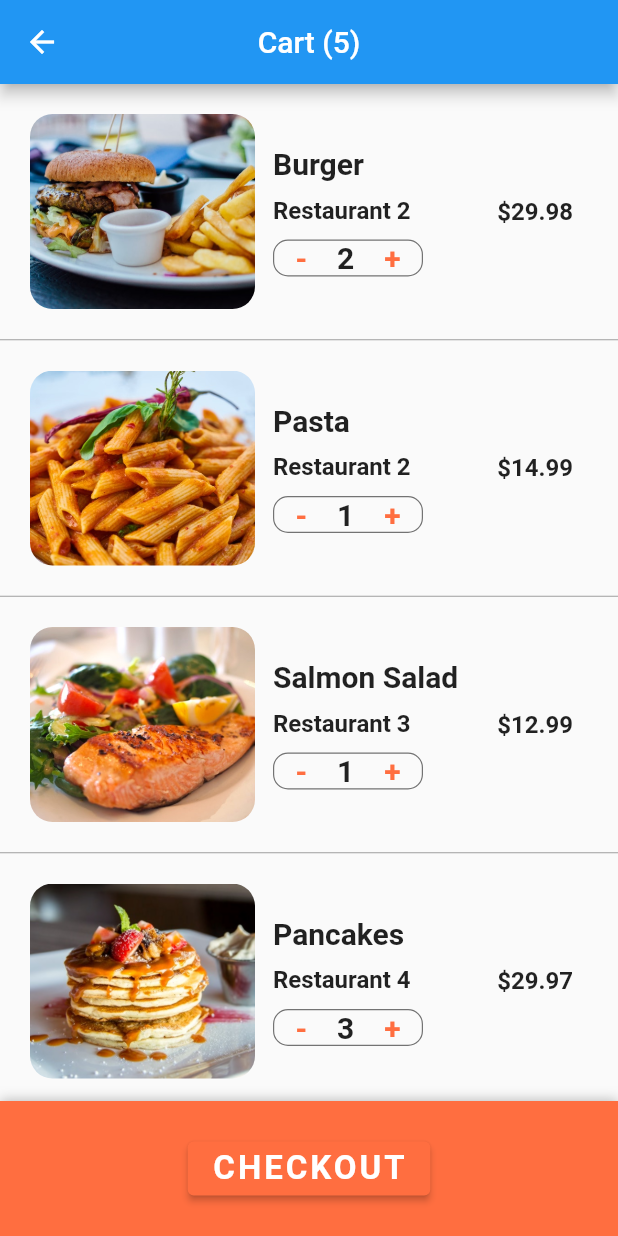
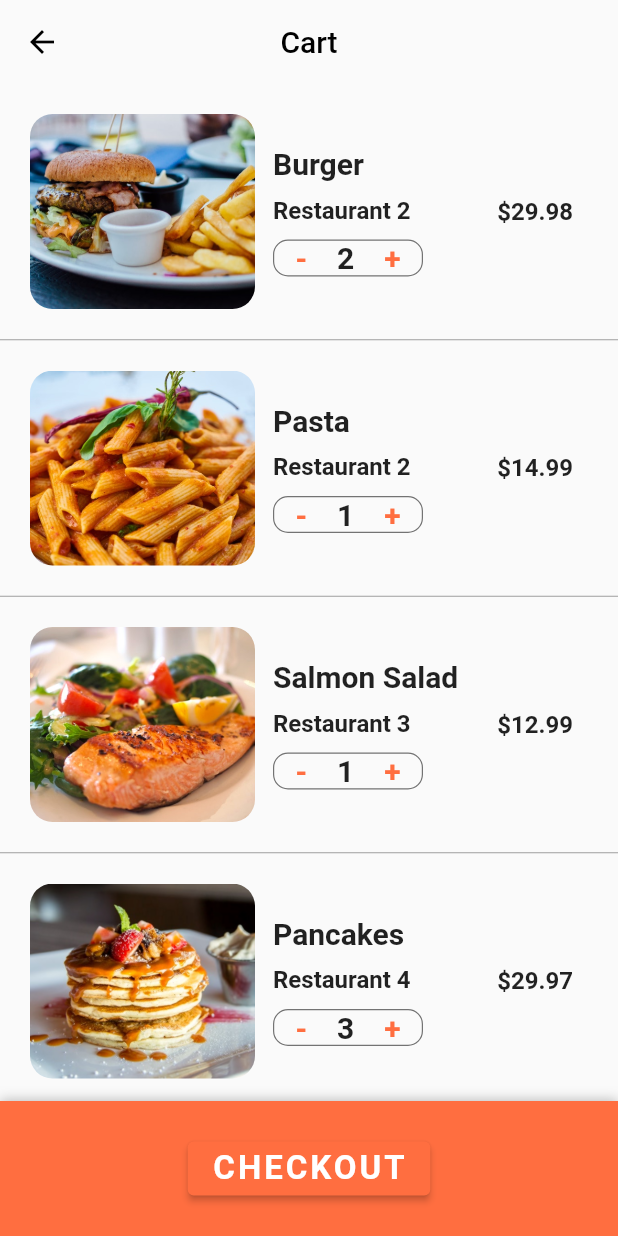
Before and after one commit to edilsonmatola/food_delivery_ui_flutter, a Flutter app: the CartScreen screen opened directly, on a phone screen of 412 x 824 dp. Run offline on Flutter 3.47's test engine with Material 2 defaults, Android fonts, the light colour scheme and no system bars.

Commit message:
Code refactor

```diff
--- a/lib/app/presentation/cart_screen/cart_screen.dart
+++ b/lib/app/presentation/cart_screen/cart_screen.dart
@@ -138,10 +138,19 @@ class _CartScreenState extends State<CartScreen> {
       totalPrice += order.quantity! * order.food!.price!;
     }
 
-    return Scaffold(
+    return SafeArea(
+      child: Scaffold(
         appBar: AppBar(
+          iconTheme: Theme.of(context).iconTheme.copyWith(
+                color: Colors.black,
+              ),
+          elevation: 0,
+          backgroundColor: Colors.transparent,
           title: Text(
-          'Cart (${currentUser.cart!.length})',
+            'Cart',
+            style: TextStyle(
+              color: Colors.black,
+            ),
           ),
           centerTitle: true,
         ),
@@ -243,6 +252,7 @@ class _CartScreenState extends State<CartScreen> {
             ),
           ),
         ),
+      ),
     );
   }
 }
```
Lines whose indentation alone changed are shown as unchanged.
